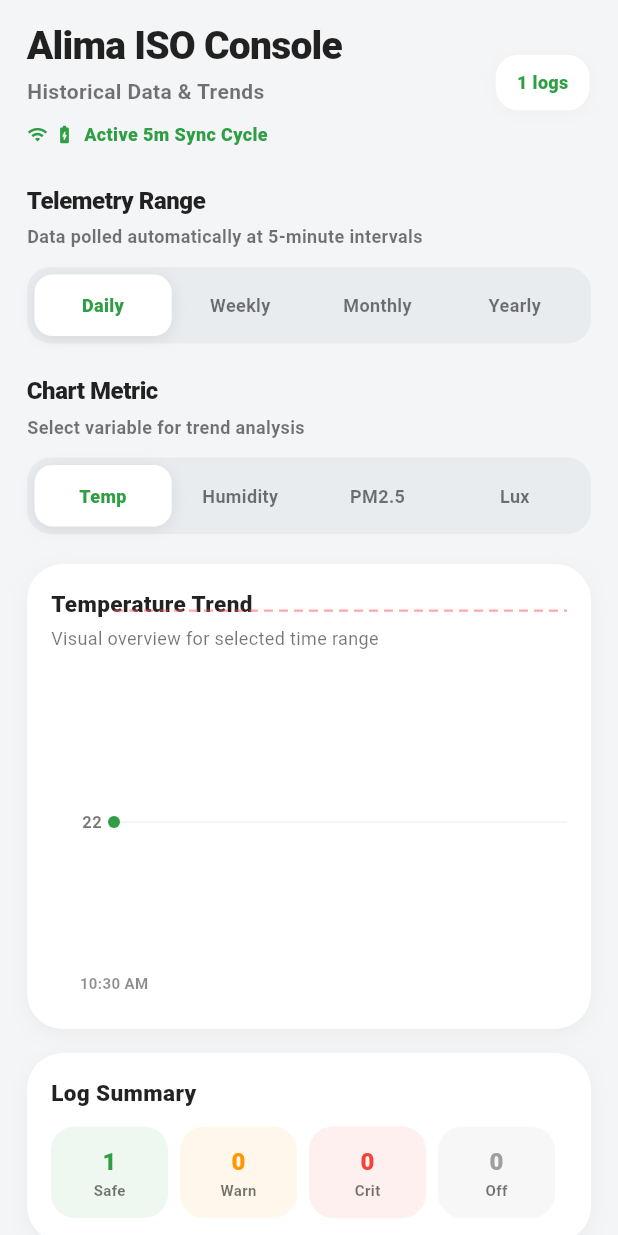
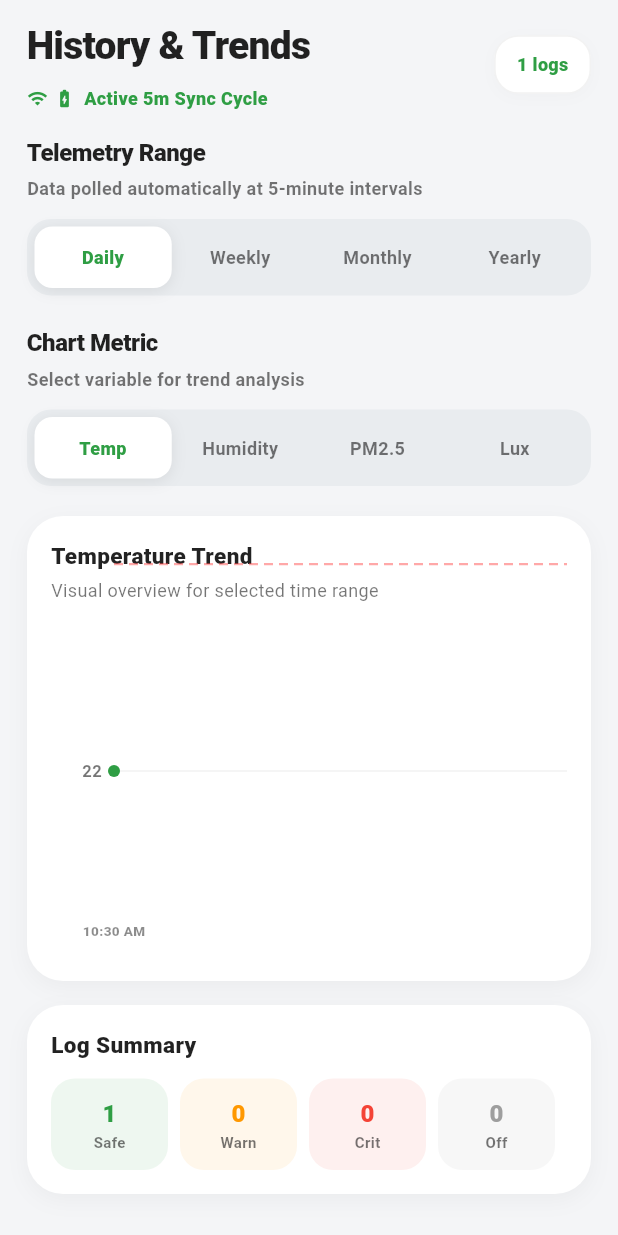
Before and after one commit to Blackcodehihub/cleanroom_monitor, a Flutter app: the HistoryPage screen opened directly, on a phone screen of 412 x 824 dp. Run offline on Flutter 3.47's test engine with Material 3 defaults, Android fonts, the phone set to English and light mode, and no system bars; drawn by our look-alikes of fl_chart; our stand-ins replace image_picker; Roboto replaces fonts that are missing (Arial).

Commit message:
adjustted the home, make the gradient go away in the device info, make the history of the chart adjust

```diff
--- a/lib/dashboard_page.dart
+++ b/lib/dashboard_page.dart
@@ -104,7 +104,7 @@ class DashboardPage extends StatelessWidget {
         color: Colors.white,
         // Only round the bottom corners so it sits flush against the top/sides
         borderRadius: const BorderRadius.vertical(
-          bottom: Radius.circular(0),
+          bottom: Radius.circular(27),
         ),
         boxShadow: [
           BoxShadow(
--- a/lib/history_page.dart
+++ b/lib/history_page.dart
@@ -40,7 +40,7 @@ class _HistoryPageState extends State<HistoryPage> {
               padding: const EdgeInsets.fromLTRB(18, 12, 18, 24),
               children: [
                 _pageHeader(rawFilteredHistory.length),
-                const SizedBox(height: 24),
+                const SizedBox(height: 16),
 
                 _sectionLabel(
                   title: 'Telemetry Range',
@@ -171,7 +171,7 @@ class _HistoryPageState extends State<HistoryPage> {
             crossAxisAlignment: CrossAxisAlignment.start,
             children: [
               const Text(
-                'Alima ISO Console',
+                'History & Trends',
                 style: TextStyle(
                   fontSize: 26,
                   fontWeight: FontWeight.w900,
@@ -179,12 +179,7 @@ class _HistoryPageState extends State<HistoryPage> {
                   letterSpacing: -0.5,
                 ),
               ),
-              const SizedBox(height: 2),
-              const Text(
-                'Historical Data & Trends',
-                style: TextStyle(fontSize: 14, color: Colors.black54, fontWeight: FontWeight.w700),
-              ),
-              const SizedBox(height: 10),
+              const SizedBox(height: 8),
               Row(
                 children: [
                   const Icon(Icons.wifi, size: 14, color: primaryGreen),
@@ -391,7 +386,8 @@ class _HistoryPageState extends State<HistoryPage> {
 
     double xInterval = 1;
     if (spots.isNotEmpty) {
-      xInterval = (spots.length / 4).ceilToDouble();
+      // Changed divisor from 4 to 3 to space out labels more
+      xInterval = (spots.length / 3).ceilToDouble();
       if (xInterval < 1) xInterval = 1;
     }
 
@@ -467,11 +463,9 @@ class _HistoryPageState extends State<HistoryPage> {
                         bottomTitles: AxisTitles(
                           sideTitles: SideTitles(
                             showTitles: true,
-                            reservedSize: 28,
+                            reservedSize: 32, // Increased reservedSize for bottom titles
                             interval: xInterval,
                             getTitlesWidget: (value, meta) {
-                              // FIXED: This line stops fl_chart from forcing the max label
-                              // and causing the labels to overlap at the end.
                               if (value % xInterval != 0) {
                                 return const SizedBox.shrink();
                               }
@@ -486,10 +480,9 @@ class _HistoryPageState extends State<HistoryPage> {
                                   _formatXAxisLabel(data[index].timestamp),
                                   textAlign: TextAlign.center,
                                   style: const TextStyle(
-                                    fontSize: 10,
-                                    fontWeight: FontWeight.w700,
+                                    fontSize: 9, // Reduced font size to prevent overlapping
+                                    fontWeight: FontWeight.w800,
                                     color: Colors.black45,
-                                    height: 1.2,
                                   ),
                                 ),
                               );
@@ -595,7 +588,6 @@ class _HistoryPageState extends State<HistoryPage> {
     return ExtraLinesData(horizontalLines: lines);
   }
 
-  // FIXED: Added minutes back so the Daily labels don't repeat the same hour
   String _formatXAxisLabel(DateTime dateTime) {
     if (selectedFilter == HistoryFilter.daily) {
       final hour = dateTime.hour == 0 ? 12 : (dateTime.hour > 12 ? dateTime.hour - 12 : dateTime.hour);
```
Also changed, not shown: lib/device_info_page.dart (+6 -11 lines), 2 other files.
